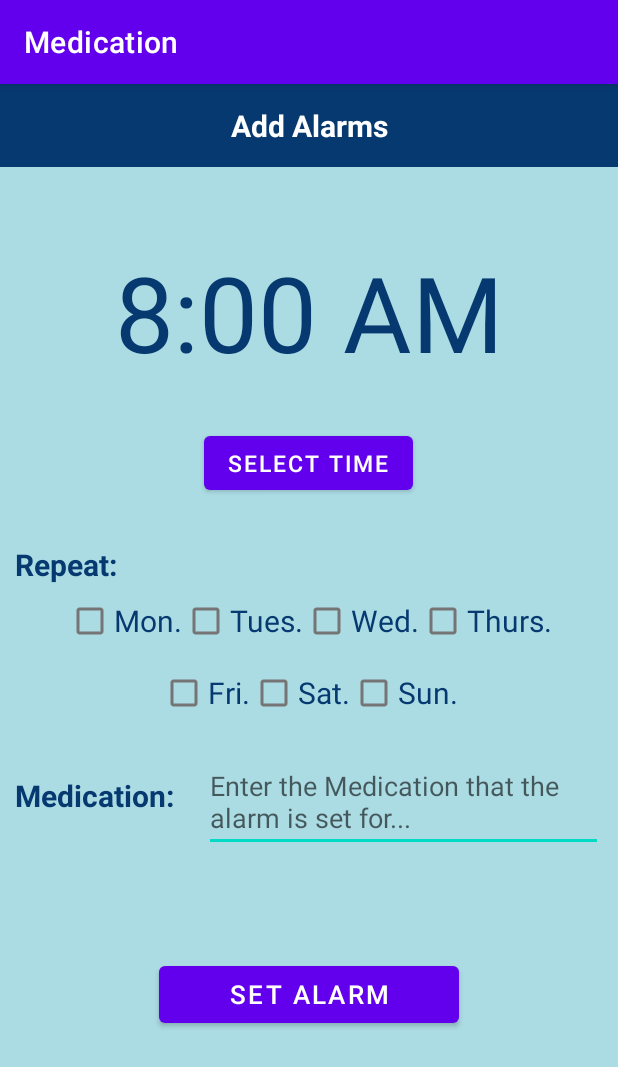
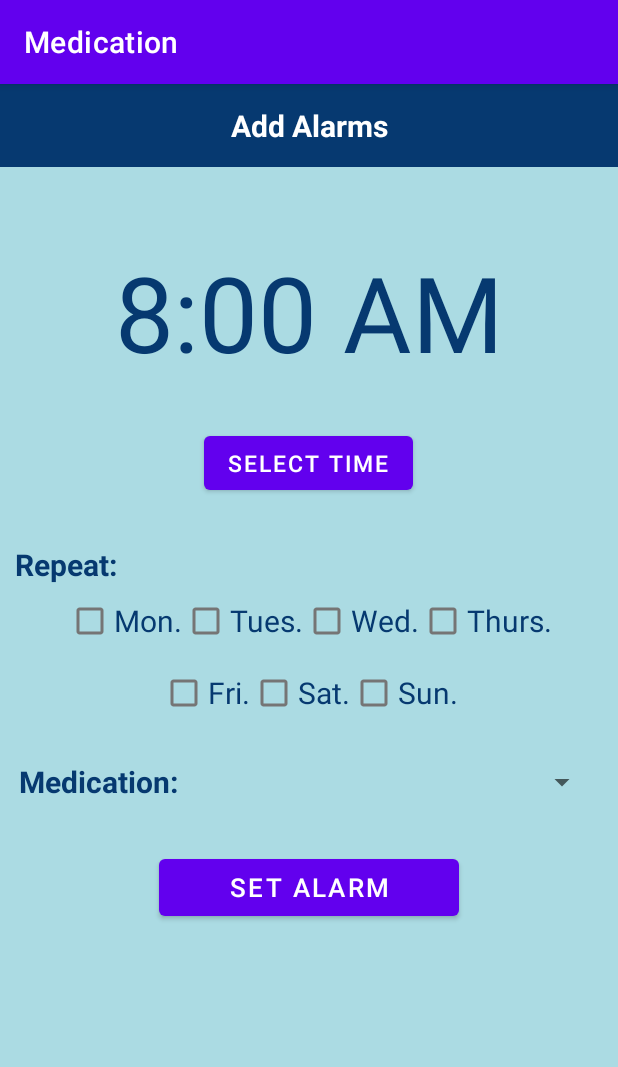
Before and after one commit to PHMS2021/PHMS_T7, an Android app: the SetAlarms screen opened directly, with no data from a screen before it, on a phone screen of 412 x 824 dp. Shown: the top 1067 px of the screen. Run offline under Robolectric (Android 15) with nearby library versions, the phone set to English and light mode, and no system bars; our stand-ins replace Firebase (no records; nobody signed in at launch, a user with empty details on screens opened directly).

Commit message:
Can add medication to user account & will show up in MyMedications Page

```diff
--- a/app/build.gradle
+++ b/app/build.gradle
@@ -53,5 +53,4 @@ dependencies {
 
 
 }
-
 apply plugin:'com.google.gms.google-services'
--- a/app/src/main/java/com/example/phmst72021/SetAlarms.java
+++ b/app/src/main/java/com/example/phmst72021/SetAlarms.java
@@ -1,14 +1,100 @@
 package com.example.phmst72021;
 
+import androidx.annotation.NonNull;
 import androidx.appcompat.app.AppCompatActivity;
 
+import android.content.Intent;
 import android.os.Bundle;
+import android.view.View;
+import android.widget.AdapterView;
+import android.widget.ArrayAdapter;
+import android.widget.Button;
+import android.widget.Spinner;
+import android.widget.TextView;
+import android.widget.Toast;
 
-public class SetAlarms extends AppCompatActivity {
+import com.google.firebase.auth.FirebaseAuth;
+import com.google.firebase.database.DataSnapshot;
+import com.google.firebase.database.DatabaseError;
+import com.google.firebase.database.DatabaseReference;
+import com.google.firebase.database.FirebaseDatabase;
+import com.google.firebase.database.ValueEventListener;
+
+import java.util.ArrayList;
+import java.util.List;
+
+public class SetAlarms extends AppCompatActivity implements AdapterView.OnItemSelectedListener {
+    TextView a_AddAlarmsTitle, a_TimeSet, a_RepeatDaysAlarm, a_MedsTitleSpinner;
+    Button a_SelectTimeBtn, a_SetAlarmBtn;
+
+    FirebaseAuth fAuth;
+    DatabaseReference firebaseRef;
+    List<String> medNames;
 
     @Override
     protected void onCreate(Bundle savedInstanceState) {
         super.onCreate(savedInstanceState);
         setContentView(R.layout.activity_set_alarms);
+
+        // Text Views
+        a_AddAlarmsTitle = findViewById(R.id.AddAlarmsTitle);
+        a_TimeSet = findViewById(R.id.timeSet);
+        a_RepeatDaysAlarm = findViewById(R.id.RepeatDaysAlarm);
+        a_MedsTitleSpinner = findViewById(R.id.MedsTitleSpinner);
+
+        // Spinner
+        Spinner a_MedsNameSpinner = findViewById(R.id.MedNameSpinner);
+        medNames = new ArrayList<>();
+
+
+        firebaseRef = FirebaseDatabase.getInstance().getReference("Medication");
+        firebaseRef.child("User2").addValueEventListener(new ValueEventListener() {
+            @Override
+            public void onDataChange(@NonNull DataSnapshot snapshot) {
+               for(DataSnapshot childSnapshot: snapshot.getChildren()) {
+                   String spinnerMeds = childSnapshot.child("Medication Name").getValue(String.class);
+                   medNames.add(spinnerMeds);
+                }
+                ArrayAdapter<String> arrayAdapter= new ArrayAdapter<>(SetAlarms.this, android.R.layout.simple_spinner_item,medNames);
+                arrayAdapter.setDropDownViewResource(android.R.layout.simple_spinner_dropdown_item);
+
+                a_MedsNameSpinner.setAdapter(arrayAdapter);
+                a_MedsNameSpinner.setOnItemSelectedListener(SetAlarms.this);
+            }
+
+            @Override
+            public void onCancelled(@NonNull DatabaseError error) {
+
+            }
+
+
+        });
+
+        // Buttons
+        a_SelectTimeBtn = findViewById(R.id.selectTimeBtn);
+        a_SetAlarmBtn = findViewById(R.id.setAlarmBtn);
+
+        a_SetAlarmBtn.setOnClickListener(new View.OnClickListener() {
+            @Override
+            public void onClick(View v) {
+
+
+                Intent MyAlarms = new Intent(SetAlarms.this,MyAlarms.class);
+                startActivity(MyAlarms);
+                finish();
+            }
+        });
+
+    }
+
+    @Override
+    public void onItemSelected(AdapterView<?> parent, View view, int position, long id) {
+        String selectedmeasure=parent.getItemAtPosition(position).toString();
+        Toast.makeText(this,selectedmeasure,Toast.LENGTH_SHORT).show();
+    }
+
+    @Override
+    public void onNothingSelected(AdapterView<?> parent) {
+
     }
 }
--- a/app/src/main/res/layout/activity_my_medications.xml
+++ b/app/src/main/res/layout/activity_my_medications.xml
@@ -47,6 +47,9 @@
         <androidx.recyclerview.widget.RecyclerView
             android:layout_width="match_parent"
             android:layout_height="match_parent"
-           ></androidx.recyclerview.widget.RecyclerView>
+            android:id="@+id/medsList"
+            android:background="#abdbe3">
+
+        </androidx.recyclerview.widget.RecyclerView>
 
 </LinearLayout>
--- a/app/src/main/res/layout/activity_set_alarms.xml
+++ b/app/src/main/res/layout/activity_set_alarms.xml
@@ -24,46 +24,34 @@
             android:gravity="center"
 
             android:text="Add Alarms"
-
             android:textColor="@android:color/white"
             android:textSize="20sp"
             android:textStyle="bold"
-            app:layout_constraintVertical_chainStyle="packed"
-
             />
-
     </TableRow>
-
 
     <TableRow
         android:layout_width="match_parent"
         android:layout_height="wrap_content"
         android:layout_gravity="center"
-
         >
 
         <TextView
-            android:id="@+id/time"
+            android:id="@+id/timeSet"
             android:layout_width="match_parent"
             android:layout_height="wrap_content"
             android:layout_marginTop="50dp"
             android:layout_marginBottom="30dp"
-
             android:gravity="center"
 
             android:text="8:00 AM"
-
             android:textColor="#063970"
             android:textSize="70sp"
-
-            app:layout_constraintVertical_chainStyle="packed"
-
             />
-
     </TableRow>
 
     <Button
-            android:id="@+id/selectTime"
+        android:id="@+id/selectTimeBtn"
         android:layout_width="wrap_content"
         android:layout_height="wrap_content"
         android:layout_gravity="center"
@@ -80,48 +68,41 @@
         android:layout_width="match_parent"
         android:layout_height="wrap_content"
         android:gravity="center"
+        >
 
-        >
         <TextView
-            android:id="@+id/days"
+            android:id="@+id/RepeatDaysAlarm"
             android:layout_width="match_parent"
             android:layout_height="wrap_content"
             android:layout_marginTop="0dp"
             android:layout_marginLeft="10dp"
 
-
-
             android:text="Repeat:"
-
             android:textColor="#063970"
             android:textSize="20sp"
             android:textStyle="bold"
+            />
+    </TableRow>
 
-            app:layout_constraintVertical_chainStyle="packed"
-
-            />
-
-    </TableRow>
     <TableRow
         android:layout_width="match_parent"
         android:layout_height="wrap_content"
         android:gravity="center"
-
         >
         <CheckBox
             android:id="@+id/checkBox"
             android:layout_width="wrap_content"
             android:layout_height="wrap_content"
+
             android:text="Mon."
             android:textColor="#063970"
-        android:textSize="20sp"
-
-        />
+            android:textSize="20sp" />
 
         <CheckBox
             android:id="@+id/checkBox2"
             android:layout_width="wrap_content"
             android:layout_height="wrap_content"
+
             android:textColor="#063970"
             android:textSize="20sp"
             android:text="Tues." />
@@ -130,6 +111,7 @@
             android:id="@+id/checkBox3"
             android:layout_width="wrap_content"
             android:layout_height="wrap_content"
+
             android:textColor="#063970"
             android:textSize="20sp"
             android:text="Wed." />
@@ -138,10 +120,12 @@
             android:id="@+id/checkBox4"
             android:layout_width="wrap_content"
             android:layout_height="wrap_content"
+
             android:textColor="#063970"
             android:textSize="20sp"
             android:text="Thurs." />
     </TableRow>
+
     <TableRow
         android:layout_width="match_parent"
         android:layout_height="wrap_content"
@@ -151,6 +135,7 @@
             android:id="@+id/checkBox5"
             android:layout_width="wrap_content"
             android:layout_height="wrap_content"
+
             android:textColor="#063970"
             android:textSize="20sp"
             android:text="Fri." />
@@ -159,6 +144,7 @@
             android:id="@+id/checkBox6"
             android:layout_width="wrap_content"
             android:layout_height="wrap_content"
+
             android:textColor="#063970"
             android:textSize="20sp"
             android:text="Sat." />
@@ -167,10 +153,12 @@
             android:id="@+id/checkBox7"
             android:layout_width="wrap_content"
             android:layout_height="wrap_content"
+
             android:textColor="#063970"
             android:textSize="20sp"
             android:text="Sun." />
     </TableRow>
+
     <TableRow
         android:layout_width="match_parent"
         android:layout_height="wrap_content"
@@ -178,44 +166,35 @@
         android:layout_marginTop="15dp"
         >
         <TextView
-            android:id="@+id/MedsTitle"
+            android:id="@+id/MedsTitleSpinner"
             android:layout_width="wrap_content"
-            android:layout_height="55dp"
-
-
+            android:layout_gravity="center"
 
             android:text="Medication:"
-            android:textAlignment="textStart"
-            android:padding="10dp"
             android:textColor="#063970"
+            android:textSize="20sp"
+            android:textStyle="bold">
+        </TextView>
 
-            android:textSize="20sp"
-            android:textStyle="bold"
-
-            app:layout_constraintVertical_chainStyle="packed">
-
-        </TextView>
-        <EditText
-        android:id="@+id/ExpiryDatePick"
+        <Spinner
+            android:id="@+id/MedNameSpinner"
+            android:layout_width="270dp"
+            android:layout_height="40dp"
             android:layout_marginLeft="10dp"
-        android:layout_marginRight="10dp"
-
-        android:hint="Enter the Medication that the alarm is set for...">
-
-        </EditText>
-
+            android:layout_gravity="center"
+            />
     </TableRow>
 
     <Button
-        android:id="@+id/addalarm"
+        android:id="@+id/setAlarmBtn"
         android:layout_width="200dp"
         android:layout_height="50dp"
         android:layout_gravity="center"
+
         android:textSize="17sp"
-
         android:text="Set Alarm"
 
-        android:layout_marginTop="70dp"
+        android:layout_marginTop="25dp"
         android:layout_marginBottom="30dp"
         />
 
```
Also changed, not shown: app/src/main/java/com/example/phmst72021/AddMeds.java (+32 -23 lines), app/src/main/java/com/example/phmst72021/Home.java (+9 -1 lines), app/src/main/java/com/example/phmst72021/MedicationInfo.java (+57 -49 lines), app/src/main/java/com/example/phmst72021/MedsAdapter.java (added, +62 -0 lines), app/src/main/java/com/example/phmst72021/MyAlarms.java (+27 -0 lines), app/src/main/java/com/example/phmst72021/MyMedications.java (+46 -0 lines), app/src/main/java/com/example/phmst72021/ViewMed.java (added, +14 -0 lines), app/src/main/res/layout/activity_home.xml (+11 -0 lines), app/src/main/res/layout/activity_medication.xml (+6 -4 lines), app/src/main/res/layout/activity_my_alarms.xml (+2 -12 lines), app/src/main/res/layout/activity_view_med.xml (added, +15 -0 lines), app/src/main/res/layout/med_items.xml (added, +101 -0 lines). Lines whose indentation alone changed are shown as unchanged.
